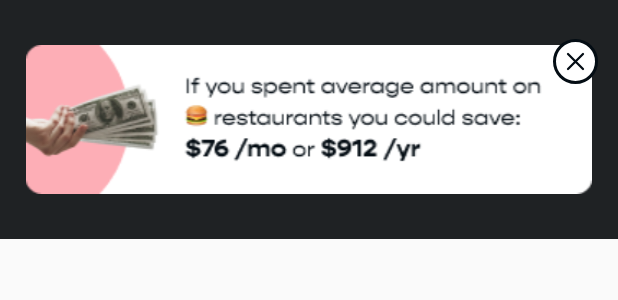
After one commit to MehulKK/SpinWheel, an Android app: the layout category_footer.xml on its own in the app's theme, with its tools: preview values and no code run, on a phone screen of 412 x 824 dp. The commit adds this screen. Shown: the top 300 px of the screen. Run offline under Robolectric (Android 15) with nearby library versions, the phone set to English and light mode, and no system bars.

Commit message:
Create Category component with footer

```diff
--- a/app/src/main/AndroidManifest.xml
+++ b/app/src/main/AndroidManifest.xml
@@ -23,6 +23,7 @@
             android:screenOrientation="portrait" />
         <activity
             android:name=".CategoryComponentActivity"
+            android:label="@string/category_component"
             android:screenOrientation="portrait" />
     </application>
 
--- a/app/src/main/res/layout/activity_category_compoenent.xml
+++ b/app/src/main/res/layout/activity_category_compoenent.xml
@@ -11,15 +11,11 @@
         android:orientation="vertical"
         tools:context="com.macv.wheeldemo.MainActivity">
 
-        <Button
-            android:layout_width="wrap_content"
-            android:layout_height="wrap_content"
-            android:text="@string/spin"/>
-
         <com.macv.category.CategoryComponent
             android:id="@+id/category"
             android:layout_width="match_parent"
             tools:listitem="@layout/list_item"
+            app:showFooter="true"
             app:layoutManager="androidx.recyclerview.widget.LinearLayoutManager"
             android:layout_height="wrap_content" />
 
--- /dev/null
+++ b/mwheel/src/main/java/com/macv/category/FooterDismissListener.kt
@@ -0,0 +1,5 @@
+package com.macv.category
+
+interface FooterDismissListener {
+    fun onClose()
+}
--- /dev/null
+++ b/mwheel/src/main/res/drawable/ic_close.xml
@@ -0,0 +1,18 @@
+<vector xmlns:android="http://schemas.android.com/apk/res/android"
+    android:width="30dp"
+    android:height="30dp"
+    android:viewportWidth="30"
+    android:viewportHeight="30">
+  <path
+      android:pathData="M15,15m-14,0a14,14 0,1 1,28 0a14,14 0,1 1,-28 0"
+      android:strokeWidth="2"
+      android:fillColor="#ffffff"
+      android:strokeColor="#040D14"/>
+  <path
+      android:pathData="M20.0001,10L10.0001,20M10.0001,10L20.0001,20"
+      android:strokeLineJoin="round"
+      android:strokeWidth="1.5"
+      android:fillColor="#00000000"
+      android:strokeColor="#040D14"
+      android:strokeLineCap="round"/>
+</vector>
--- /dev/null
+++ b/mwheel/src/main/res/layout/category_footer.xml
@@ -0,0 +1,54 @@
+<?xml version="1.0" encoding="utf-8"?>
+<layout>
+
+    <data>
+
+        <variable
+            name="clickHandler"
+            type="android.view.View.OnClickListener" />
+    </data>
+
+    <androidx.constraintlayout.widget.ConstraintLayout xmlns:android="http://schemas.android.com/apk/res/android"
+        xmlns:app="http://schemas.android.com/apk/res-auto"
+        android:layout_width="match_parent"
+        android:layout_height="wrap_content"
+        android:background="@color/item_bg">
+
+
+        <androidx.constraintlayout.widget.ConstraintLayout
+            android:layout_width="0dp"
+            android:layout_height="wrap_content"
+            app:layout_constraintBottom_toBottomOf="parent"
+            app:layout_constraintEnd_toEndOf="parent"
+            android:layout_marginStart="@dimen/_10sdp"
+            android:layout_marginTop="@dimen/_20sdp"
+            android:layout_marginEnd="@dimen/_10sdp"
+            android:layout_marginBottom="@dimen/_20sdp"
+            app:layout_constraintStart_toStartOf="parent"
+            app:layout_constraintTop_toTopOf="parent">
+
+            <ImageView
+                android:id="@+id/imgCard"
+                android:layout_width="0dp"
+                android:layout_height="wrap_content"
+                android:background="@drawable/card_image"
+                android:layout_margin="@dimen/_3sdp"
+                app:layout_constraintBottom_toBottomOf="parent"
+                app:layout_constraintEnd_toEndOf="parent"
+                app:layout_constraintStart_toStartOf="parent"
+                app:layout_constraintTop_toTopOf="parent" />
+
+            <ImageView
+                android:id="@+id/btnClose"
+                android:layout_width="wrap_content"
+                android:layout_height="wrap_content"
+                android:background="?attr/selectableItemBackground"
+                android:clickable="true"
+                android:focusable="true"
+                android:onClick="@{clickHandler::onClick}"
+                android:src="@drawable/ic_close"
+                app:layout_constraintEnd_toEndOf="parent"
+                app:layout_constraintTop_toTopOf="parent" />
+        </androidx.constraintlayout.widget.ConstraintLayout>
+    </androidx.constraintlayout.widget.ConstraintLayout>
+</layout>
--- a/mwheel/src/main/res/layout/list_item.xml
+++ b/mwheel/src/main/res/layout/list_item.xml
@@ -56,7 +56,7 @@
             android:layout_marginLeft="@dimen/_8sdp"
             android:layout_weight="1"
             android:fontFamily="@font/gopher_bold"
-            android:text="@{UtilsKt.getPercentage(dataModel.avgPercent)}"
+            android:text="@{dataModel.avgPercent}"
             android:textColor="@color/item_text"
             android:textSize="@dimen/_14ssp"
             tools:text="26%" />
@@ -69,7 +69,7 @@
             android:layout_marginLeft="@dimen/_8sdp"
             android:layout_weight="1"
             android:fontFamily="@font/gopher_bold"
-            android:text="@{UtilsKt.getPercentage(dataModel.yourPercent)}"
+            android:text="@{dataModel.yourPercent}"
             android:textColor="@color/item_text_you"
             android:textSize="@dimen/_14ssp"
             tools:text="32%" />
```
Also changed, not shown: app/src/main/java/com/macv/wheeldemo/CategoryComponentActivity.kt (+11 -3 lines), mwheel/src/main/java/com/macv/base/BaseRecyclerAdapter.kt (+59 -8 lines), mwheel/src/main/java/com/macv/category/CategoryAdapter.kt (+20 -3 lines), mwheel/src/main/java/com/macv/category/CategoryComponent.kt (+17 -18 lines), mwheel/src/main/java/com/macv/extensions/Utils.kt (+6 -1 lines), mwheel/src/main/res/drawable/ic_image_card.xml (added, +23 -0 lines), mwheel/src/main/res/drawable/card_image.png (added).
